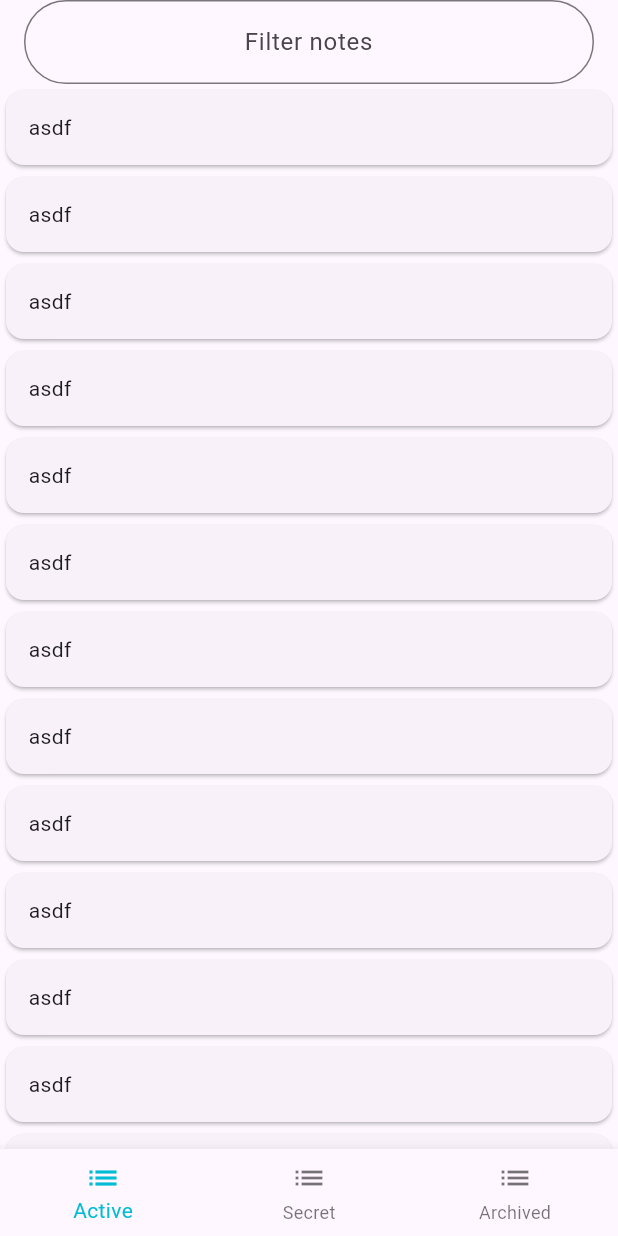
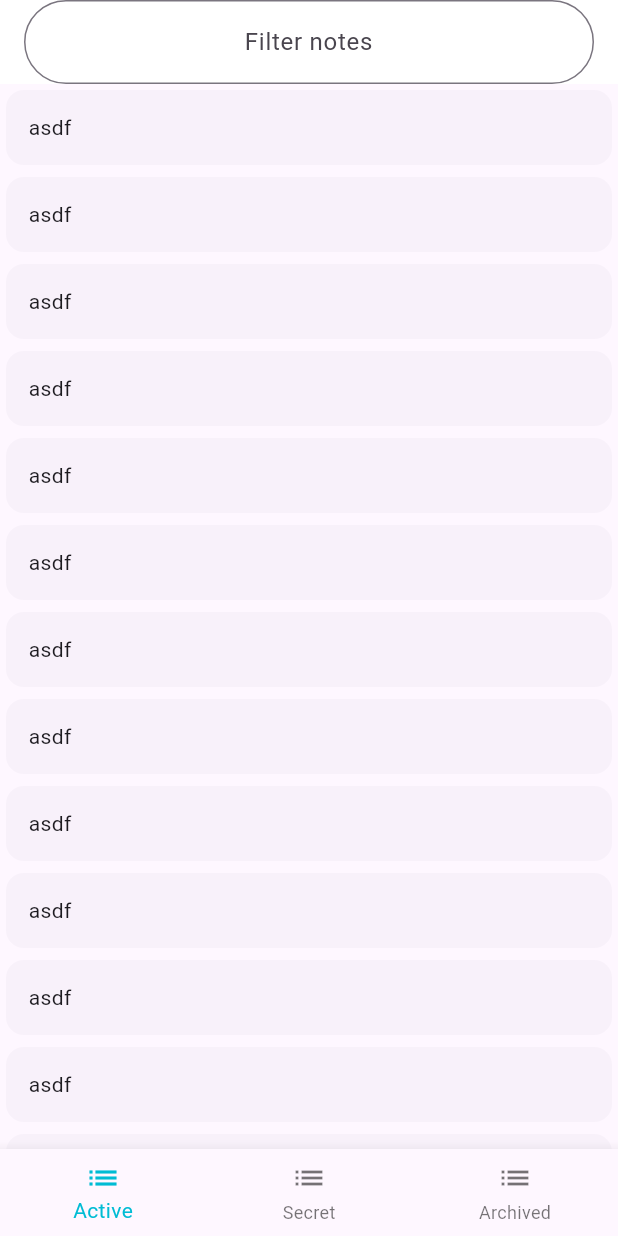
Before and after one commit to devngmo/demonotes_getx, a Flutter app: the screen it shows after launch, on a phone screen of 412 x 824 dp. Run offline on Flutter 3.47's test engine with Material 3 defaults, Android fonts, the phone set to English and light mode, and no system bars; our stand-ins replace get.

Commit message:
update HomePage: do not change SearchView bg color when scroll down

```diff
--- a/lib/presentation/home_page.dart
+++ b/lib/presentation/home_page.dart
@@ -9,7 +9,10 @@ class HomePage extends GetWidget<HomeController> {
   @override
   Widget build(BuildContext context) {
     return Scaffold(
-      appBar: AppBar(title: Container(
+      appBar: AppBar(
+        backgroundColor: Colors.white,
+        surfaceTintColor: Colors.white,
+        title: Container(
         child: SearchView(controller: controller.svController, hint: "Filter notes", onTextChanged: (text) {
             controller.filterNotes(keyword: text);
           }),
@@ -44,6 +47,7 @@ class HomePage extends GetWidget<HomeController> {
               itemBuilder: (context, index) {
                 var note = controller.filteredNotes[index];
                 return Card(
+                  elevation: 0,
                   child: Container(
                     width: double.maxFinite,
                     padding: EdgeInsets.all(15),
```
